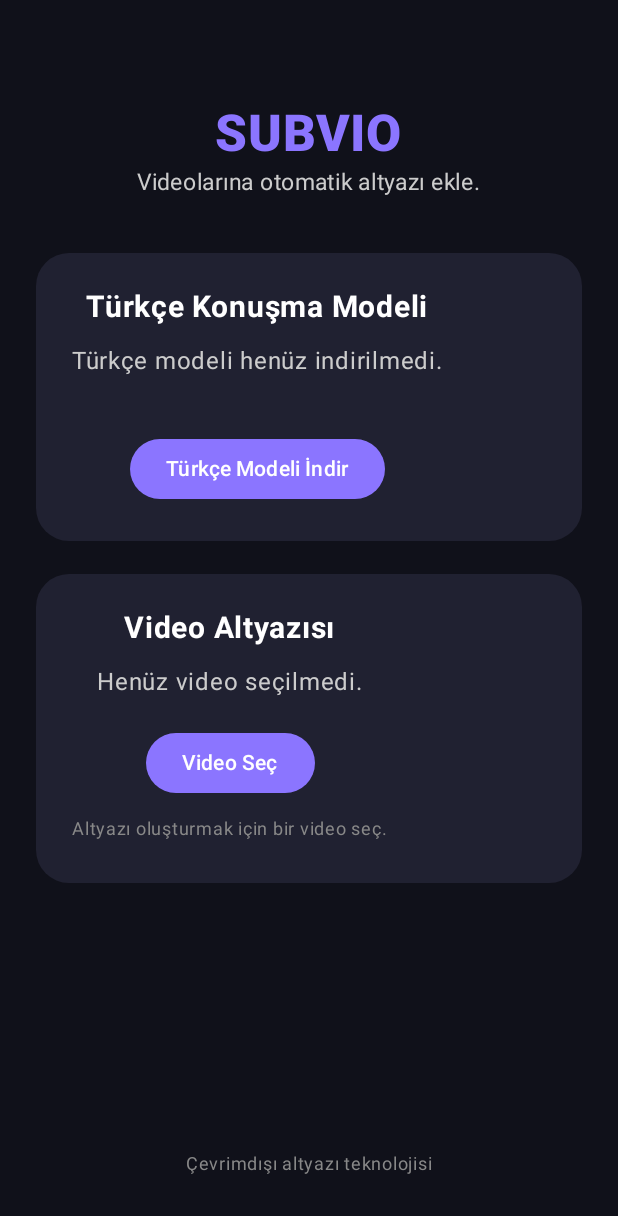
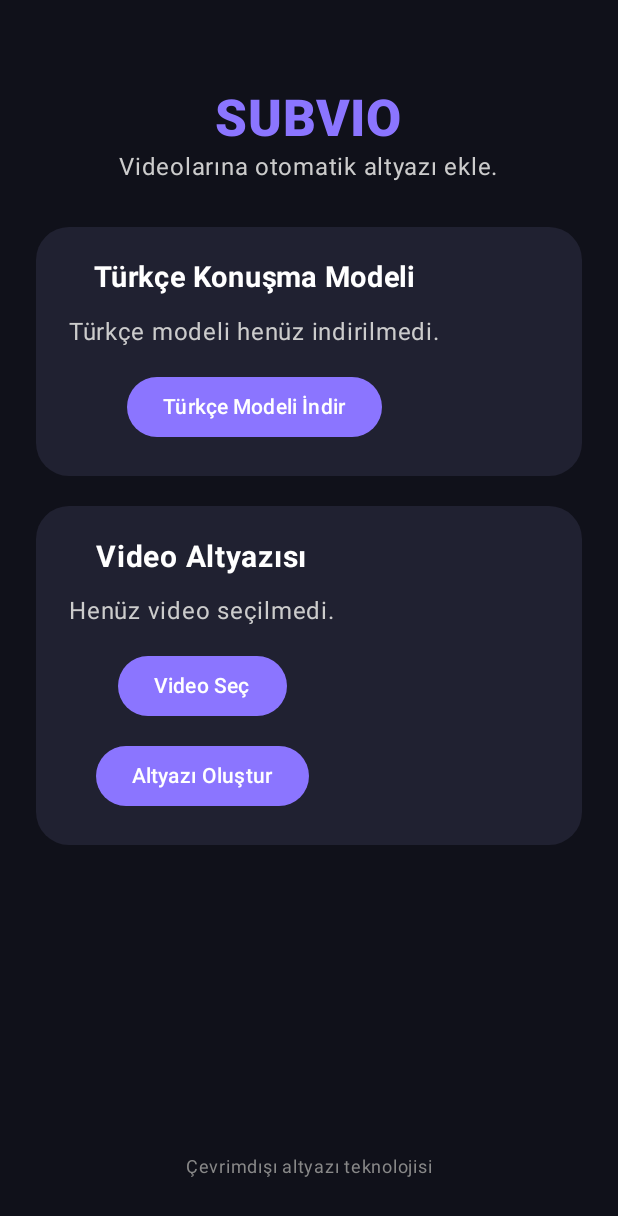
Before and after one commit to portalite/Subvio, an Android app built with Jetpack Compose: the screen it shows after launch (MainActivity), on a phone screen of 412 x 824 dp. Shown: the top 1216 px of the screen. Run offline under Robolectric (Android 15) with nearby library versions, the phone set to English and light mode, and no system bars.

Commit message:
Update MainActivity.kt

```diff
--- a/app/src/main/java/com/subvio/app/MainActivity.kt
+++ b/app/src/main/java/com/subvio/app/MainActivity.kt
@@ -1,6 +1,8 @@
+
 package com.subvio.app
 
 import android.os.Bundle
+import android.net.Uri
 import androidx.activity.ComponentActivity
 import androidx.activity.compose.setContent
 import androidx.activity.compose.rememberLauncherForActivityResult
@@ -18,45 +20,62 @@ import androidx.compose.ui.text.font.FontWeight
 import androidx.compose.ui.unit.dp
 import androidx.compose.ui.unit.sp
 import kotlinx.coroutines.launch
+import java.io.File
 
 class MainActivity : ComponentActivity() {
     override fun onCreate(savedInstanceState: Bundle?) {
         super.onCreate(savedInstanceState)
-        setContent {
-            SubvioApp()
-        }
+        setContent { SubvioApp() }
     }
 }
 
 @Composable
 fun SubvioApp() {
+    val context = LocalContext.current
+    val scope = rememberCoroutineScope()
+
     val background = Color(0xFF10111A)
     val accent = Color(0xFF8B75FF)
 
-    val context = LocalContext.current
-    val scope = rememberCoroutineScope()
+    val modelDirectory = remember {
+        File(context.filesDir, "vosk-model-small-tr-0.3")
+    }
+
+    var isReady by remember {
+        mutableStateOf(modelDirectory.exists())
+    }
 
     var isDownloading by remember { mutableStateOf(false) }
-    var isReady by remember { mutableStateOf(false) }
+    var isProcessing by remember { mutableStateOf(false) }
     var progress by remember { mutableIntStateOf(0) }
 
     var status by remember {
-        mutableStateOf("Türkçe modeli henüz indirilmedi.")
+        mutableStateOf(
+            if (modelDirectory.exists())
+                "Türkçe modeli hazır."
+            else
+                "Türkçe modeli henüz indirilmedi."
+        )
     }
 
     var selectedVideo by remember {
-        mutableStateOf<android.net.Uri?>(null)
+        mutableStateOf<Uri?>(null)
     }
 
     var videoName by remember {
         mutableStateOf("Henüz video seçilmedi.")
     }
 
+    var generatedSrt by remember {
+        mutableStateOf<File?>(null)
+    }
+
     val videoPicker = rememberLauncherForActivityResult(
-        contract = ActivityResultContracts.OpenDocument()
+        ActivityResultContracts.OpenDocument()
     ) { uri ->
         if (uri != null) {
             selectedVideo = uri
+            generatedSrt = null
 
             try {
                 context.contentResolver.takePersistableUriPermission(
@@ -66,8 +85,28 @@ fun SubvioApp() {
             } catch (_: Exception) {
             }
 
-            videoName = uri.lastPathSegment
-                ?: "Video seçildi"
+            videoName = uri.lastPathSegment ?: "Video seçildi"
+            status = "Video seçildi."
+        }
+    }
+
+    val savePicker = rememberLauncherForActivityResult(
+        ActivityResultContracts.CreateDocument("application/x-subrip")
+    ) { uri ->
+        val file = generatedSrt
+
+        if (uri != null && file != null) {
+            try {
+                context.contentResolver.openOutputStream(uri)?.use {
+                    file.inputStream().use { input ->
+                        input.copyTo(it)
+                    }
+                } ?: throw Exception("Dosya kaydedilemedi.")
+
+                status = "Altyazı başarıyla kaydedildi."
+            } catch (e: Exception) {
+                status = e.message ?: "Kaydetme hatası."
+            }
         }
     }
 
@@ -79,22 +118,21 @@ fun SubvioApp() {
                 .padding(24.dp),
             horizontalAlignment = Alignment.CenterHorizontally
         ) {
-            Spacer(modifier = Modifier.height(45.dp))
+            Spacer(Modifier.height(35.dp))
 
             Text(
-                text = "SUBVIO",
+                "SUBVIO",
                 color = accent,
                 fontSize = 34.sp,
                 fontWeight = FontWeight.Black
             )
 
             Text(
-                text = "Videolarına otomatik altyazı ekle.",
-                color = Color.LightGray,
-                fontSize = 15.sp
+                "Videolarına otomatik altyazı ekle.",
+                color = Color.LightGray
             )
 
-            Spacer(modifier = Modifier.height(35.dp))
+            Spacer(Modifier.height(28.dp))
 
             Card(
                 modifier = Modifier.fillMaxWidth(),
@@ -104,41 +142,36 @@ fun SubvioApp() {
                 )
             ) {
                 Column(
-                    modifier = Modifier.padding(24.dp),
+                    modifier = Modifier.padding(22.dp),
                     horizontalAlignment = Alignment.CenterHorizontally
                 ) {
                     Text(
-                        text = "Türkçe Konuşma Modeli",
+                        "Türkçe Konuşma Modeli",
                         color = Color.White,
-                        fontSize = 20.sp,
+                        fontSize = 19.sp,
                         fontWeight = FontWeight.Bold
                     )
 
-                    Spacer(modifier = Modifier.height(12.dp))
+                    Spacer(Modifier.height(12.dp))
 
-                    Text(
-                        text = status,
-                        color = Color.LightGray
-                    )
+                    Text(status, color = Color.LightGray)
 
-                    Spacer(modifier = Modifier.height(18.dp))
+                    if (isDownloading || isProcessing) {
+                        Spacer(Modifier.height(14.dp))
 
-                    if (isDownloading) {
                         LinearProgressIndicator(
-                            progress = progress / 100f,
+                            progress = { progress / 100f },
                             modifier = Modifier.fillMaxWidth(),
                             color = accent
                         )
 
-                        Spacer(modifier = Modifier.height(8.dp))
-
                         Text(
-                            text = "%$progress",
+                            "%$progress",
                             color = Color.White
                         )
                     }
 
-                    Spacer(modifier = Modifier.height(18.dp))
+                    Spacer(Modifier.height(14.dp))
 
                     Button(
                         onClick = {
@@ -154,32 +187,29 @@ fun SubvioApp() {
 
                                     isReady = true
                                     status = "Türkçe modeli hazır."
-
                                 } catch (e: Exception) {
                                     status = e.message
-                                        ?: "İndirme sırasında hata oluştu."
+                                        ?: "Model indirme hatası."
                                 } finally {
                                     isDownloading = false
                                 }
                             }
                         },
-                        enabled = !isDownloading && !isReady,
+                        enabled = !isDownloading &&
+                            !isProcessing && !isReady,
                         colors = ButtonDefaults.buttonColors(
                             containerColor = accent
                         )
                     ) {
                         Text(
-                            when {
-                                isDownloading -> "İndiriliyor..."
-                                isReady -> "Model İndirildi"
-                                else -> "Türkçe Modeli İndir"
-                            }
+                            if (isReady) "Model Hazır"
+                            else "Türkçe Modeli İndir"
                         )
                     }
                 }
             }
 
-            Spacer(modifier = Modifier.height(22.dp))
+            Spacer(Modifier.height(20.dp))
 
             Card(
                 modifier = Modifier.fillMaxWidth(),
@@ -189,29 +219,30 @@ fun SubvioApp() {
                 )
             ) {
                 Column(
-                    modifier = Modifier.padding(24.dp),
+                    modifier = Modifier.padding(22.dp),
                     horizontalAlignment = Alignment.CenterHorizontally
                 ) {
                     Text(
-                        text = "Video Altyazısı",
+                        "Video Altyazısı",
                         color = Color.White,
                         fontSize = 20.sp,
                         fontWeight = FontWeight.Bold
                     )
 
-                    Spacer(modifier = Modifier.height(12.dp))
+                    Spacer(Modifier.height(12.dp))
 
                     Text(
-                        text = videoName,
+                        videoName,
                         color = Color.LightGray
                     )
 
-                    Spacer(modifier = Modifier.height(18.dp))
+                    Spacer(Modifier.height(14.dp))
 
                     Button(
                         onClick = {
                             videoPicker.launch(arrayOf("video/*"))
                         },
+                        enabled = !isProcessing,
                         colors = ButtonDefaults.buttonColors(
                             containerColor = accent
                         )
@@ -219,28 +250,88 @@ fun SubvioApp() {
                         Text("Video Seç")
                     }
 
-                    Spacer(modifier = Modifier.height(8.dp))
+                    Spacer(Modifier.height(12.dp))
 
-                    Text(
-                        text = if (selectedVideo != null)
-                            "Video seçildi. Altyazı sistemi sonraki aşamada bağlanacak."
-                        else
-                            "Altyazı oluşturmak için bir video seç.",
-                        color = Color.Gray,
-                        fontSize = 12.sp
-                    )
+                    Button(
+                        onClick = {
+                            val video = selectedVideo
+
+                            if (video == null) {
+                                status = "Önce bir video seç."
+                                return@Button
+                            }
+
+                            if (!modelDirectory.exists()) {
+                                isReady = false
+                                status = "Önce Türkçe modeli indir."
+                                return@Button
+                            }
+
+                            scope.launch {
+                                isProcessing = true
+                                progress = 0
+                                generatedSrt = null
+                                status = "Ses analiz ediliyor..."
+
+                                try {
+                                    val result = VideoTranscriber.transcribe(
+                                        context,
+                                        video,
+                                        modelDirectory
+                                    ) {
+                                        progress = it
+                                    }
+
+                                    generatedSrt = result
+                                    status = "Altyazı hazır! Kaydedebilirsin."
+
+                                    savePicker.launch("subvio_altyazi.srt")
+
+                                } catch (e: Exception) {
+                                    status = e.message
+                                        ?: "Altyazı oluşturulamadı."
+                                } finally {
+                                    isProcessing = false
+                                }
+                            }
+                        },
+                        enabled = !isProcessing && !isDownloading,
+                        colors = ButtonDefaults.buttonColors(
+                            containerColor = accent
+                        )
+                    ) {
+                        Text(
+                            if (isProcessing)
+                                "Altyazı Oluşturuluyor..."
+                            else
+                                "Altyazı Oluştur"
+                        )
+                    }
+
+                    if (generatedSrt != null) {
+                        Spacer(Modifier.height(8.dp))
+
+                        Button(
+                            onClick = {
+                                savePicker.launch("subvio_altyazi.srt")
+                            },
+                            enabled = !isProcessing
+                        ) {
+                            Text("Altyazıyı Tekrar Kaydet")
+                        }
+                    }
                 }
             }
 
-            Spacer(modifier = Modifier.weight(1f))
+            Spacer(Modifier.weight(1f))
 
             Text(
-                text = "Çevrimdışı altyazı teknolojisi",
+                "Çevrimdışı altyazı teknolojisi",
                 color = Color.Gray,
                 fontSize = 12.sp
             )
 
-            Spacer(modifier = Modifier.height(12.dp))
+            Spacer(Modifier.height(10.dp))
         }
     }
 }
```
